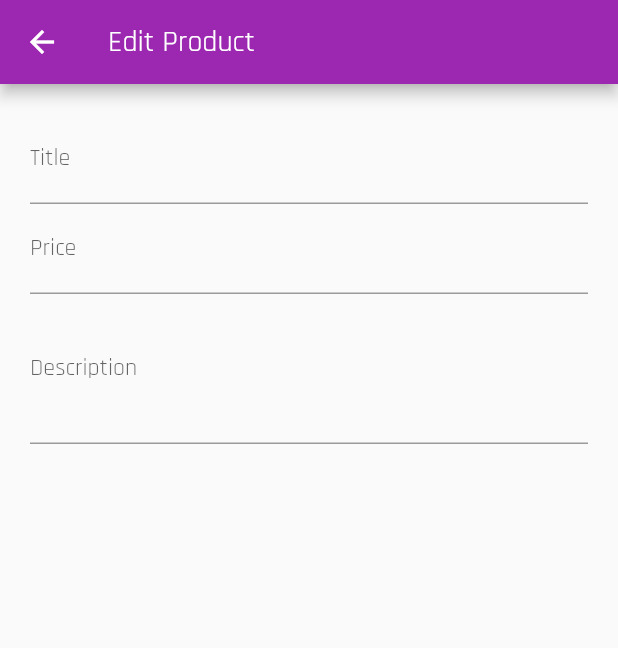
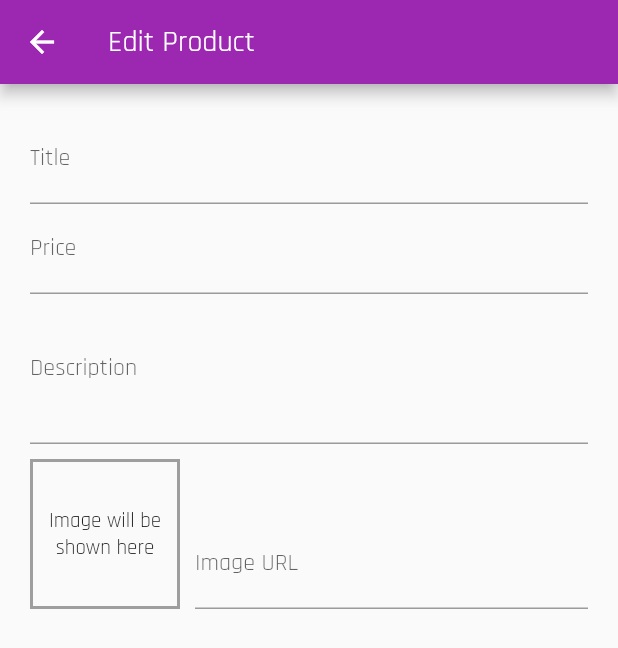
Before and after one commit to ankanSikdar/flutter-shop-app, a Flutter app: the EditProductScreen screen opened by its route, on a phone screen of 412 x 824 dp. Shown: the top 648 px of the screen. Run offline on Flutter 3.47's test engine with Material 2 defaults, Android fonts, the light colour scheme and no system bars; network calls fail.

Commit message:
Added Image Url Input

```diff
--- a/lib/screens/edit_product_screen.dart
+++ b/lib/screens/edit_product_screen.dart
@@ -10,12 +10,29 @@ class EditProductScreen extends StatefulWidget {
 class _EditProductScreenState extends State<EditProductScreen> {
   final _priceFocusNode = FocusNode();
   final _descriptionFocusNode = FocusNode();
+  final _imageUrlFocusNode = FocusNode();
+  final _imageUrlController = TextEditingController();
+
+  @override
+  void initState() {
+    super.initState();
+    _imageUrlController.addListener(_updateImageUrl);
+  }
 
   @override
   void dispose() {
     super.dispose();
     _priceFocusNode.dispose();
     _descriptionFocusNode.dispose();
+    _imageUrlFocusNode.dispose();
+    _imageUrlController.removeListener(_updateImageUrl);
+    _imageUrlController.dispose();
+  }
+
+  void _updateImageUrl() {
+    if (_imageUrlFocusNode.hasFocus) {
+      setState(() {});
+    }
   }
 
   @override
@@ -50,6 +67,43 @@ class _EditProductScreenState extends State<EditProductScreen> {
                 maxLines: 3,
                 focusNode: _descriptionFocusNode,
                 keyboardType: TextInputType.multiline,
+              ),
+              Row(
+                crossAxisAlignment: CrossAxisAlignment.end,
+                children: [
+                  Container(
+                    height: 100,
+                    width: 100,
+                    decoration: BoxDecoration(
+                        border: Border.all(
+                      color: Colors.grey,
+                      width: 2,
+                    )),
+                    margin: EdgeInsets.only(top: 10, right: 10),
+                    child: _imageUrlController.text.isEmpty
+                        ? Center(
+                            child: Text(
+                              'Image will be shown here',
+                              textAlign: TextAlign.center,
+                            ),
+                          )
+                        : FittedBox(
+                            child: Image.network(
+                              _imageUrlController.text,
+                              fit: BoxFit.cover,
+                            ),
+                          ),
+                  ),
+                  Expanded(
+                    child: TextFormField(
+                      decoration: InputDecoration(labelText: 'Image URL'),
+                      keyboardType: TextInputType.url,
+                      textInputAction: TextInputAction.done,
+                      focusNode: _imageUrlFocusNode,
+                      controller: _imageUrlController,
+                    ),
+                  )
+                ],
               )
             ],
           ),
```
